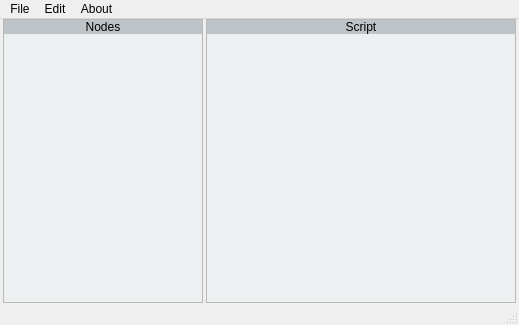
The window that mainwindow.ui (Phylian/nodescript-editor) describes before a commit, drawn with Qt 5.
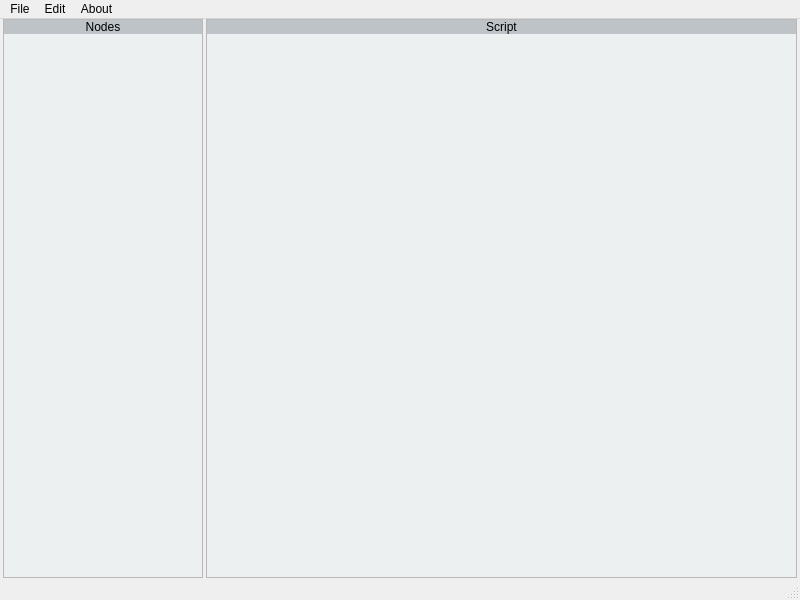
The same window after the commit.

Commit message: reading nodes from the nodescript introspection api

```diff
--- a/mainwindow.ui
+++ b/mainwindow.ui
@@ -6,10 +6,16 @@
    <rect>
     <x>0</x>
     <y>0</y>
-    <width>519</width>
-    <height>325</height>
+    <width>800</width>
+    <height>600</height>
    </rect>
   </property>
+  <property name="minimumSize">
+   <size>
+    <width>800</width>
+    <height>600</height>
+   </size>
+  </property>
   <property name="windowTitle">
    <string>MainWindow</string>
   </property>
@@ -89,7 +95,7 @@
         </widget>
        </item>
        <item>
-        <widget class="QFrame" name="frame_2">
+        <widget class="QScrollArea" name="scrollArea">
          <property name="sizePolicy">
           <sizepolicy hsizetype="Preferred" vsizetype="Expanding">
            <horstretch>0</horstretch>
@@ -97,16 +103,55 @@
           </sizepolicy>
          </property>
          <property name="styleSheet">
-          <string notr="true">background-color: #ecf0f1;
-border: none;</string>
+          <string notr="true">border: none;</string>
          </property>
-         <property name="frameShape">
-          <enum>QFrame::StyledPanel</enum>
+         <property name="widgetResizable">
+          <bool>true</bool>
          </property>
-         <property name="frameShadow">
-          <enum>QFrame::Raised</enum>
-         </property>
-         <layout class="QVBoxLayout" name="verticalLayout_2"/>
+         <widget class="QWidget" name="scrollAreaWidgetContents">
+          <property name="geometry">
+           <rect>
+            <x>0</x>
+            <y>0</y>
+            <width>198</width>
+            <height>530</height>
+           </rect>
+          </property>
+          <layout class="QVBoxLayout" name="verticalLayout_4">
+           <property name="leftMargin">
+            <number>0</number>
+           </property>
+           <property name="topMargin">
+            <number>0</number>
+           </property>
+           <property name="rightMargin">
+            <number>0</number>
+           </property>
+           <property name="bottomMargin">
+            <number>0</number>
+           </property>
+           <item>
+            <widget class="QFrame" name="nodeTemplatesFrame">
+             <property name="sizePolicy">
+              <sizepolicy hsizetype="Preferred" vsizetype="Expanding">
+               <horstretch>0</horstretch>
+               <verstretch>0</verstretch>
+              </sizepolicy>
+             </property>
+             <property name="styleSheet">
+              <string notr="true">background-color: #ecf0f1;</string>
+             </property>
+             <property name="frameShape">
+              <enum>QFrame::StyledPanel</enum>
+             </property>
+             <property name="frameShadow">
+              <enum>QFrame::Raised</enum>
+             </property>
+             <layout class="QVBoxLayout" name="verticalLayout_2"/>
+            </widget>
+           </item>
+          </layout>
+         </widget>
         </widget>
        </item>
       </layout>
@@ -188,7 +233,7 @@
     <rect>
      <x>0</x>
      <y>0</y>
-     <width>519</width>
+     <width>800</width>
      <height>25</height>
     </rect>
    </property>
```
Left out of the diff: 2 changed lines with no effect on the pictures. The commit also changes 17 other files.
